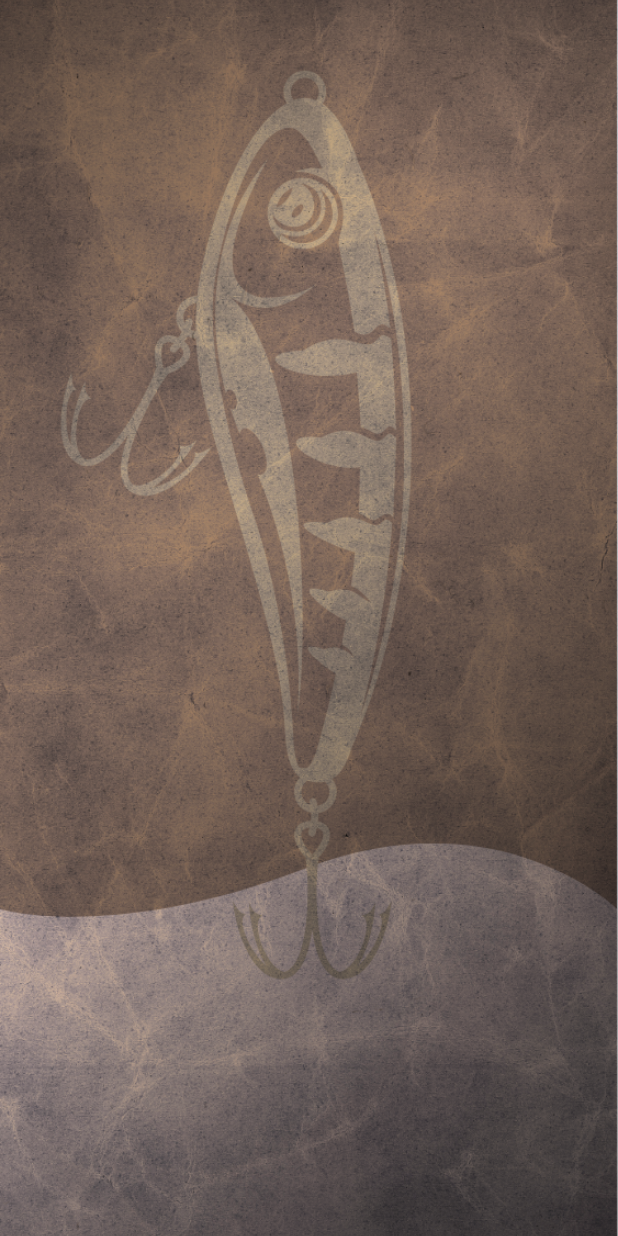
After one commit to SergeiKrainyukov/FishingShopCompose, an Android app built with Jetpack Compose: the MainScreen screen opened through its navigation route, on a phone screen of 412 x 824 dp. The commit adds this screen. Run offline under Robolectric (Android 15) with nearby library versions, the phone set to English and light mode, and no system bars; our stand-ins replace constraintlayout-compose.

Commit message:
Main screen created

```diff
--- a/app/src/main/java/com/example/fishingshopcompose/ui/FishingShopApp.kt
+++ b/app/src/main/java/com/example/fishingshopcompose/ui/FishingShopApp.kt
@@ -12,6 +12,7 @@ import androidx.navigation.compose.rememberNavController
 import com.example.fishingshopcompose.ui.screens.confirmationScreen.ConfirmationScreen
 import com.example.fishingshopcompose.ui.screens.loginScreen.LoginScreen
 import com.example.fishingshopcompose.ui.screens.getCodeScreen.GetCodeScreen
+import com.example.fishingshopcompose.ui.screens.mainScreen.MainScreen
 
 @Composable
 fun FishingShopApp(
@@ -35,7 +36,12 @@ fun FishingShopApp(
                 })
             }
             composable(route = AppScreen.ConfirmationScreen.name) {
-                ConfirmationScreen(viewModel())
+                ConfirmationScreen(viewModel()) {
+                    navController.navigate(AppScreen.MainScreen.name)
+                }
+            }
+            composable(route = AppScreen.MainScreen.name) {
+                MainScreen(viewModel())
             }
         }
     }
@@ -45,4 +51,5 @@ enum class AppScreen {
     LoginScreen,
     GetCodeScreen,
     ConfirmationScreen,
+    MainScreen
 }
--- /dev/null
+++ b/app/src/main/java/com/example/fishingshopcompose/ui/screens/mainScreen/MainScreen.kt
@@ -0,0 +1,31 @@
+package com.example.fishingshopcompose.ui.screens.mainScreen
+
+import androidx.compose.foundation.Image
+import androidx.compose.foundation.layout.fillMaxSize
+import androidx.compose.runtime.Composable
+import androidx.compose.ui.Modifier
+import androidx.compose.ui.layout.ContentScale
+import androidx.compose.ui.res.painterResource
+import androidx.constraintlayout.compose.ConstraintLayout
+import com.example.fishingshopcompose.R
+
+@Composable
+fun MainScreen(viewModel: MainScreenViewModel, modifier: Modifier = Modifier) {
+    ConstraintLayout(
+        modifier = modifier
+            .fillMaxSize()
+    ) {
+        val (backgroundItem, titleItem, pinTitleItem, phoneNumberInputItem, resendCodeButtonItem, resendCodeTimerItem, bottomButtonItem) = createRefs()
+        Image(
+            painter = painterResource(id = R.drawable.bg_confirmation_screen),
+            contentDescription = null,
+            contentScale = ContentScale.FillWidth,
+            modifier = modifier
+                .fillMaxSize()
+                .constrainAs(backgroundItem) {
+                    centerVerticallyTo(parent)
+                    centerHorizontallyTo(parent)
+                }
+        )
+    }
+}
--- /dev/null
+++ b/app/src/main/java/com/example/fishingshopcompose/ui/screens/mainScreen/MainScreenViewModel.kt
@@ -0,0 +1,6 @@
+package com.example.fishingshopcompose.ui.screens.mainScreen
+
+import androidx.lifecycle.ViewModel
+
+class MainScreenViewModel: ViewModel() {
+}
```
Also changed, not shown: app/src/main/java/com/example/fishingshopcompose/ui/screens/confirmationScreen/ConfirmationScreen.kt (+9 -3 lines).
